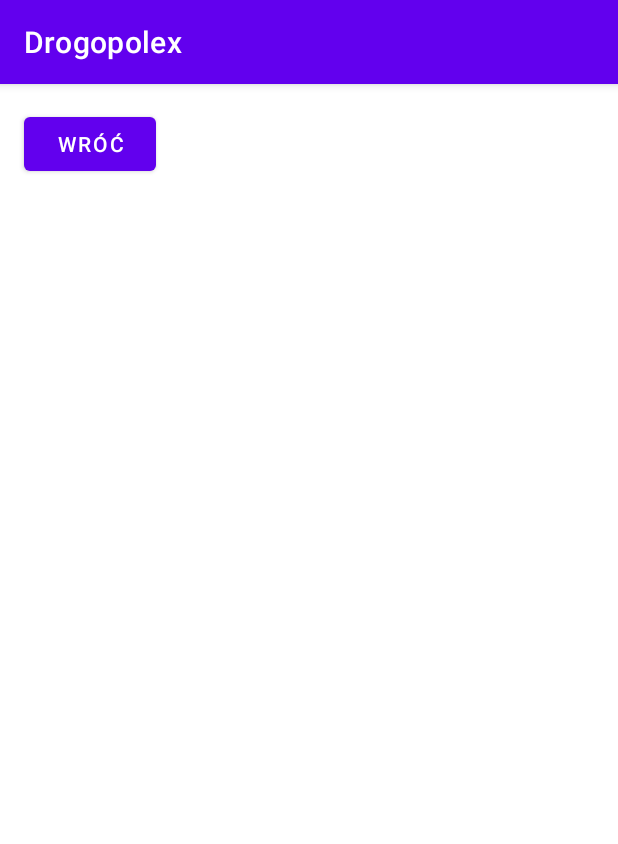
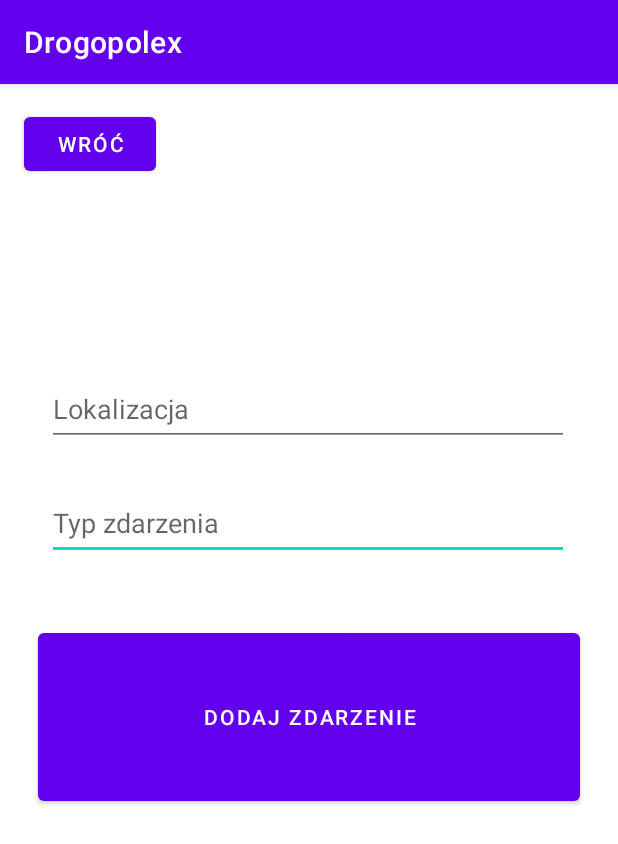
Before and after one commit to MnichPawel/Drogopolex-Frontend, an Android app: the NewEventActivity screen opened directly, with no data from a screen before it, on a phone screen of 412 x 824 dp. Shown: the top 844 px of the screen. Run offline under Robolectric (Android 15) with nearby library versions, the phone set to English and light mode, and no system bars; our stand-ins replace Volley.

Commit message:
Adding new events
- adding new events to database

```diff
--- a/app/src/main/res/layout/activity_new_event.xml
+++ b/app/src/main/res/layout/activity_new_event.xml
@@ -5,6 +5,16 @@
     android:layout_width="match_parent"
     android:layout_height="match_parent"
     tools:context=".NewEventActivity">
+
+    <Button
+        android:id="@+id/addNewEventButton"
+        android:layout_width="361dp"
+        android:layout_height="124dp"
+        android:layout_marginTop="360dp"
+        android:text="@string/add_event"
+        app:layout_constraintEnd_toEndOf="parent"
+        app:layout_constraintStart_toStartOf="parent"
+        app:layout_constraintTop_toTopOf="parent" />
 
     <Button
         android:id="@+id/go_back_new_event"
@@ -15,4 +25,33 @@
         android:text="@string/go_back_button"
         app:layout_constraintStart_toStartOf="parent"
         app:layout_constraintTop_toTopOf="parent" />
+
+    <EditText
+        android:id="@+id/editTextEventType"
+        android:layout_width="348dp"
+        android:layout_height="49dp"
+        android:layout_marginTop="268dp"
+        android:ems="10"
+        android:hint="@string/event_type"
+        android:importantForAutofill="no"
+        android:inputType="text"
+        app:layout_constraintEnd_toEndOf="parent"
+        app:layout_constraintHorizontal_bias="0.488"
+        app:layout_constraintStart_toStartOf="parent"
+        app:layout_constraintTop_toTopOf="parent" />
+
+    <EditText
+        android:id="@+id/editTextLocalization"
+        android:layout_width="348dp"
+        android:layout_height="49dp"
+        android:layout_marginTop="192dp"
+        android:ems="10"
+        android:hint="@string/localization"
+        android:importantForAutofill="no"
+        android:inputType="text"
+        app:layout_constraintEnd_toEndOf="parent"
+        app:layout_constraintHorizontal_bias="0.488"
+        app:layout_constraintStart_toStartOf="parent"
+        app:layout_constraintTop_toTopOf="parent" />
+
 </androidx.constraintlayout.widget.ConstraintLayout>
--- a/app/src/main/res/values/strings.xml
+++ b/app/src/main/res/values/strings.xml
@@ -11,4 +11,7 @@
     <string name="events_button">Zdarzenia</string>
     <string name="subscriptions_button">Subskrypcje</string>
     <string name="logout_button">Wyloguj</string>
+    <string name="add_event">Dodaj zdarzenie</string>
+    <string name="localization">Lokalizacja</string>
+    <string name="event_type">Typ zdarzenia</string>
 </resources>
```
Also changed, not shown: app/src/main/java/com/example/drogopolex/NewEventActivity.java (+69 -0 lines).
